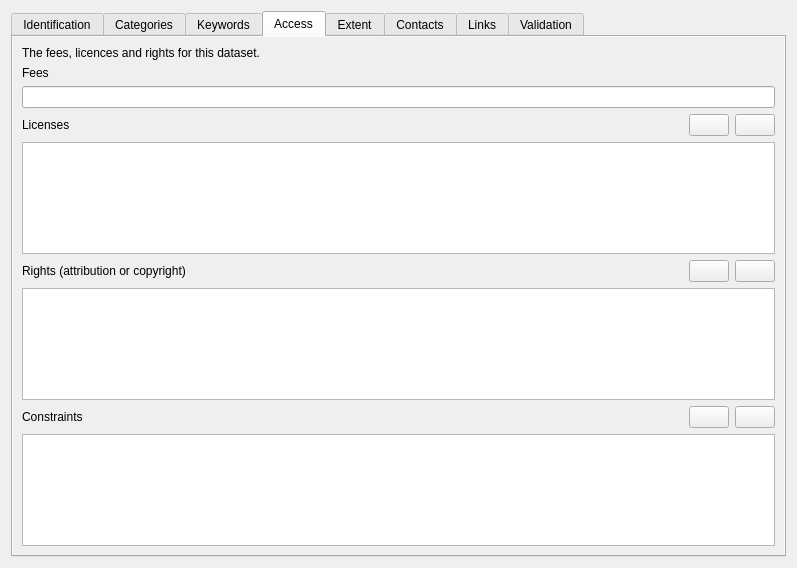
This is src/ui/qgsmetadatawidget.ui in qgis/QGIS as Qt 5 draws it before an edit. The edited form follows.
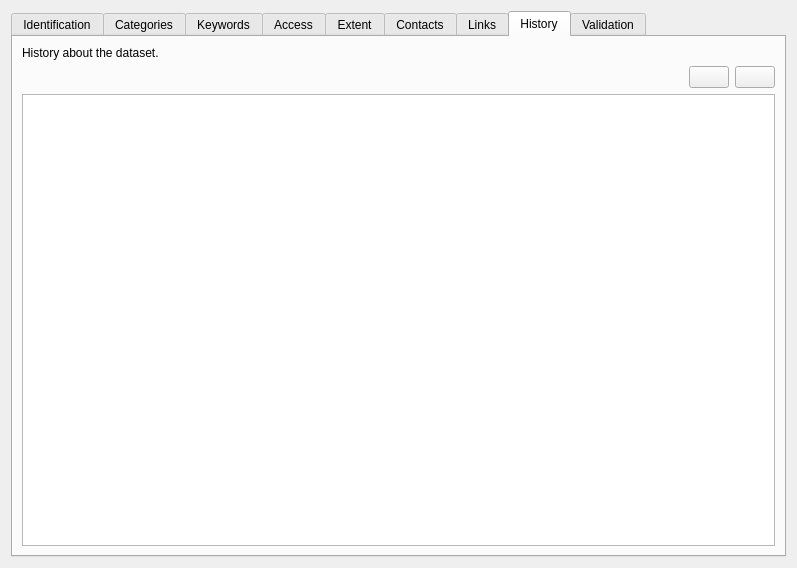
This is the edited form. Icons and pictures are not drawn. Custom widgets are drawn as their Qt base class.

Commit message: add history in the metadata editor

```diff
--- a/src/ui/qgsmetadatawidget.ui
+++ b/src/ui/qgsmetadatawidget.ui
@@ -23,7 +23,7 @@
       <enum>QTabWidget::Rounded</enum>
      </property>
      <property name="currentIndex">
-      <number>3</number>
+      <number>7</number>
      </property>
      <widget class="QWidget" name="tabIdentificationDialog">
       <attribute name="title">
@@ -1165,6 +1165,71 @@
        </item>
       </layout>
      </widget>
+     <widget class="QWidget" name="tab">
+      <attribute name="title">
+       <string>History</string>
+      </attribute>
+      <layout class="QVBoxLayout" name="verticalLayout_17">
+       <item>
+        <widget class="QLabel" name="label_30">
+         <property name="text">
+          <string>History about the dataset.</string>
+         </property>
+         <property name="wordWrap">
+          <bool>true</bool>
+         </property>
+        </widget>
+       </item>
+       <item>
+        <layout class="QHBoxLayout" name="horizontalLayout_12">
+         <item>
+          <spacer name="horizontalSpacer_7">
+           <property name="orientation">
+            <enum>Qt::Horizontal</enum>
+           </property>
+           <property name="sizeHint" stdset="0">
+            <size>
+             <width>40</width>
+             <height>20</height>
+            </size>
+           </property>
+          </spacer>
+         </item>
+         <item>
+          <widget class="QPushButton" name="btnAddHistory">
+           <property name="toolTip">
+            <string>Adds a list of descriptive keywords for a specified vocabulary.</string>
+           </property>
+           <property name="icon">
+            <iconset resource="../../images/images.qrc">
+             <normaloff>:/images/themes/default/symbologyAdd.svg</normaloff>:/images/themes/default/symbologyAdd.svg</iconset>
+           </property>
+           <property name="autoDefault">
+            <bool>false</bool>
+           </property>
+          </widget>
+         </item>
+         <item>
+          <widget class="QPushButton" name="btnRemoveHistory">
+           <property name="toolTip">
+            <string>Removes a specified vocabulary.</string>
+           </property>
+           <property name="icon">
+            <iconset resource="../../images/images.qrc">
+             <normaloff>:/images/themes/default/symbologyRemove.svg</normaloff>:/images/themes/default/symbologyRemove.svg</iconset>
+           </property>
+           <property name="autoDefault">
+            <bool>false</bool>
+           </property>
+          </widget>
+         </item>
+        </layout>
+       </item>
+       <item>
+        <widget class="QListView" name="listHistory"/>
+       </item>
+      </layout>
+     </widget>
      <widget class="QWidget" name="tabValidationDialog">
       <attribute name="title">
        <string>Validation</string>
```
Left out of the diff: 2 changed lines with no effect on the pictures. The commit also changes 3 other files.
